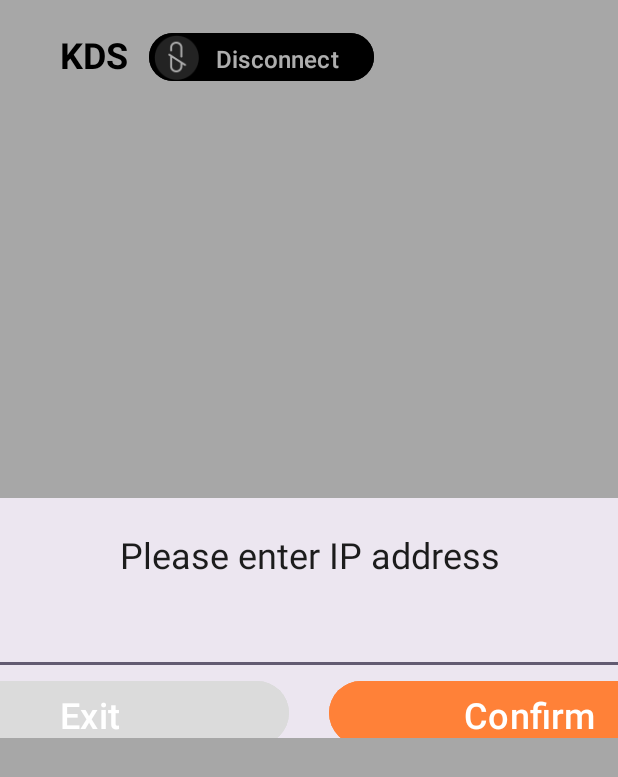
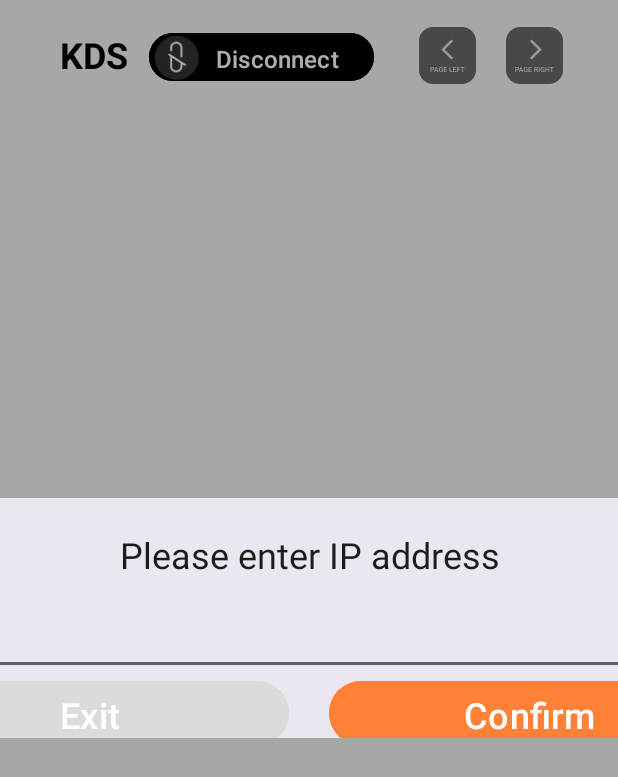
Before and after one commit to ZhiWeiandCai/KDS, an Android app: the screen it shows after launch (MainActivity), after a tap on "Disconnect", on a phone screen of 412 x 824 dp. Shown: the top 777 px of the screen. Run offline under Robolectric (Android 15) with nearby library versions, the light colour scheme and no system bars; libraries missing offline, so code that uses them is left out: com.blankj.utilcode, com.yanzhenjie.andserver; 2 statements that could not run were skipped.

Commit message:
备份1229

```diff
--- a/app/src/main/java/com/pax/kdsdemo/kitchen/MainFragment.kt
+++ b/app/src/main/java/com/pax/kdsdemo/kitchen/MainFragment.kt
@@ -19,6 +19,7 @@ import com.pax.kdsdemo.kitchen.adapter.TestShowAdapter
 import com.pax.kdsdemo.kitchen.databinding.FragmentMainBinding
 import com.pax.kdsdemo.kitchen.sp.StringParam
 import com.pax.kdsdemo.kitchen.ui.SpaceItemDecorationShow
+import com.pax.kdsdemo.kitchen.utils.ButtonUtils
 import com.pax.kdsdemo.kitchen.utils.RegexUtils
 import com.pax.kdsdemo.kitchen.utils.hideSystemBar
 import com.pax.nebula.common.entity.KDSDish
@@ -73,6 +74,14 @@ class MainFragment : Fragment() {
                 binding.btConnect.setText(R.string.w_wifi_disconnected)
             }
         }
+        binding.btnPageLeft.setOnClickListener {
+            if (ButtonUtils.isFastDoubleClick()) return@setOnClickListener
+            viewModel.pageLeftAction()
+        }
+        binding.btnPageRight.setOnClickListener {
+            if (ButtonUtils.isFastDoubleClick()) return@setOnClickListener
+            viewModel.pageRightAction()
+        }
         if (!TextUtils.isEmpty(wifiAddress.get())) {
             wifiAddress.get()?.let { viewModel.setIpServer(it) }
         }
--- a/app/src/main/java/com/pax/kdsdemo/kitchen/adapter/TestShowAdapter.kt
+++ b/app/src/main/java/com/pax/kdsdemo/kitchen/adapter/TestShowAdapter.kt
@@ -75,13 +75,13 @@ class TestShowViewHolder(binding: ItemTestShowBinding) : RecyclerView.ViewHolder
 
 private class TestShowDiffCallback : androidx.recyclerview.widget.DiffUtil.ItemCallback<TableDish>() {
     override fun areItemsTheSame(oldItem: TableDish, newItem: TableDish): Boolean {
-        Log.i("czw", "areItemsTheSame-o_id=" + oldItem.id + " newId=" + newItem.id + " o_key=" + oldItem.key + " n_key=" + newItem.key)
+        //Log.i("czw", "areItemsTheSame-o_id=" + oldItem.id + " newId=" + newItem.id + " o_key=" + oldItem.key + " n_key=" + newItem.key)
         return oldItem.id == newItem.id
     }
 
     override fun areContentsTheSame(oldItem: TableDish, newItem: TableDish): Boolean {
-        Log.i("czw", "areContentsTheSame-o_id=" + oldItem.tableName + " n_id=" + newItem.tableName
-                + " o_key=" + oldItem.key + " n_key=" + newItem.key + " o_s=" + oldItem.status + " n_s=" + newItem.status)
+//        Log.i("czw", "areContentsTheSame-o_id=" + oldItem.tableName + " n_id=" + newItem.tableName
+//                + " o_key=" + oldItem.key + " n_key=" + newItem.key + " o_s=" + oldItem.status + " n_s=" + newItem.status)
         return oldItem.id == newItem.id && oldItem.key == newItem.key && oldItem.status == newItem.status
     }
 }
--- a/app/src/main/java/com/pax/kdsdemo/kitchen/data/Constants.java
+++ b/app/src/main/java/com/pax/kdsdemo/kitchen/data/Constants.java
@@ -8,6 +8,7 @@ import android.graphics.Color;
 public class Constants {
     public static final String ORDER_WORD_C = "C";
     public static final int PAGE_ORDER_NUM = 12;
+    public static final int ORDER_NUM_MAX = 60;
 
     public static final int COLOR_G2 = 0xFF72BB48;
     public static final int COLOR_B2 = 0xFF3B7EFC;
--- a/app/src/main/java/com/pax/kdsdemo/kitchen/utils/ButtonUtils.java
+++ b/app/src/main/java/com/pax/kdsdemo/kitchen/utils/ButtonUtils.java
@@ -2,7 +2,7 @@ package com.pax.kdsdemo.kitchen.utils;
 
 public class ButtonUtils {
     private static long lastClickTime = 0;
-    private static long DIFF = 1000;
+    private static long DIFF = 600;
     private static int lastButtonId = -1;
 
     /**
--- a/app/src/main/res/layout/fragment_main.xml
+++ b/app/src/main/res/layout/fragment_main.xml
@@ -41,6 +41,22 @@
         android:text="@string/w_wifi_disconnected"
         android:textColor="@color/white"
         android:textSize="@dimen/btn_connect_w_s"/>
+    <androidx.appcompat.widget.AppCompatButton
+        android:id="@+id/btn_page_left"
+        android:layout_width="38dp"
+        android:layout_height="38dp"
+        app:layout_constraintStart_toEndOf="@id/bt_connect"
+        app:layout_constraintTop_toTopOf="@id/bt_connect"
+        android:layout_marginStart="30dp"
+        android:background="@drawable/ic_page_left"/>
+    <androidx.appcompat.widget.AppCompatButton
+        android:id="@+id/btn_page_right"
+        android:layout_width="38dp"
+        android:layout_height="38dp"
+        app:layout_constraintStart_toEndOf="@id/btn_page_left"
+        app:layout_constraintTop_toTopOf="@id/bt_connect"
+        android:layout_marginStart="20dp"
+        android:background="@drawable/ic_page_right"/>
 
     <androidx.recyclerview.widget.RecyclerView
         android:id="@+id/rv_show"
```
Also changed, not shown: app/src/main/java/com/pax/kdsdemo/kitchen/MainViewModel.kt (+57 -11 lines), app/src/main/res/drawable-hdpi/ic_page_left.png (added), app/src/main/res/drawable-hdpi/ic_page_right.png (added).
